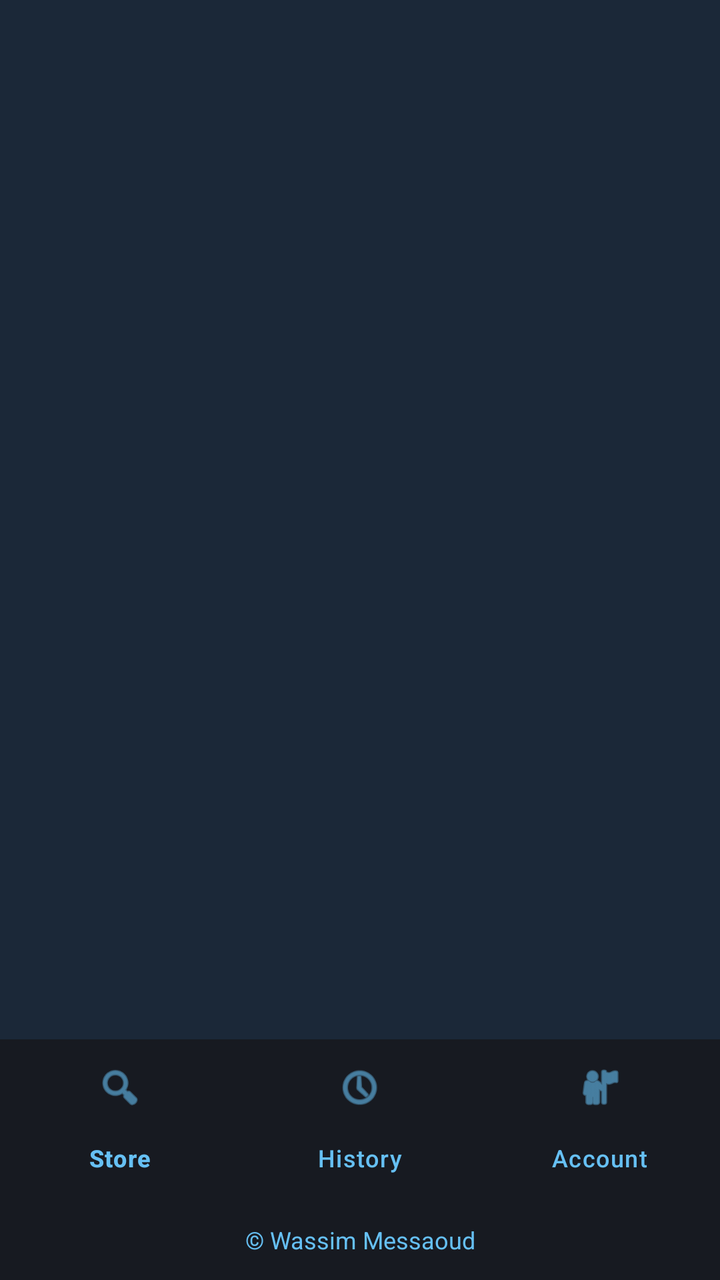
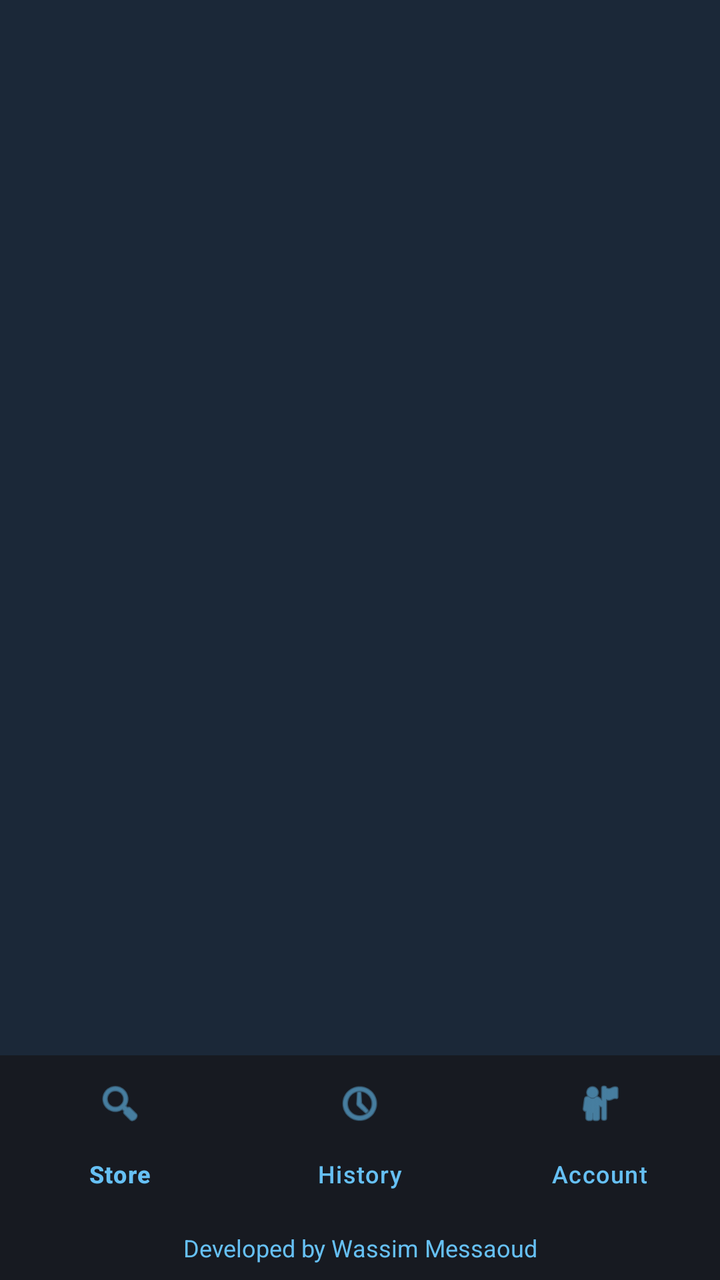

Two renders of the same Android screen: before a commit and after it. Below are the layout's source before the change and the commit's diff.
<!-- AndroidManifest.xml: application theme Theme.SteamApp -->
<!-- res/layout/activity_main.xml -->
<?xml version="1.0" encoding="utf-8"?>
<androidx.constraintlayout.widget.ConstraintLayout xmlns:android="http://schemas.android.com/apk/res/android"
    xmlns:app="http://schemas.android.com/apk/res-auto"
    xmlns:tools="http://schemas.android.com/tools"
    android:id="@+id/main"
    android:layout_width="match_parent"
    android:layout_height="match_parent"
    android:background="#1b2838"
    tools:context=".MainActivity">

    <FrameLayout
        android:id="@+id/fragment_container"
        android:layout_width="0dp"
        android:layout_height="0dp"
        app:layout_constraintTop_toTopOf="parent"
        app:layout_constraintBottom_toTopOf="@id/bottom_navigation"
        app:layout_constraintStart_toStartOf="parent"
        app:layout_constraintEnd_toEndOf="parent" />

    <com.google.android.material.bottomnavigation.BottomNavigationView
        android:id="@+id/bottom_navigation"
        android:layout_width="match_parent"
        android:layout_height="wrap_content"
        android:background="#171a21"
        app:itemIconTint="#66c0f4"
        app:itemTextColor="#66c0f4"
        app:menu="@menu/bottom_nav_menu"
        app:layout_constraintBottom_toTopOf="@id/footer" />

    <TextView
        android:id="@+id/footer"
        android:layout_width="match_parent"
        android:layout_height="wrap_content"
        android:text="© Wassim Messaoud"
        android:textColor="#66c0f4"
        android:textAlignment="center"
        android:padding="12dp"
        android:background="#171a21"
        android:textSize="12sp"
        app:layout_constraintBottom_toBottomOf="parent"
        app:layout_constraintStart_toStartOf="parent"
        app:layout_constraintEnd_toEndOf="parent" />

</androidx.constraintlayout.widget.ConstraintLayout>
<!-- resources referenced by this layout -->
<resources>
  <style name="Theme.SteamApp" parent="Base.Theme.SteamApp" />
  <style name="Base.Theme.SteamApp" parent="Theme.Material3.DayNight.NoActionBar">
          
          
      </style>
</resources>

<!-- the commit's change to res/layout/activity_main.xml (unified diff, before → after) -->
@@ -31,10 +31,10 @@
         android:id="@+id/footer"
         android:layout_width="match_parent"
         android:layout_height="wrap_content"
-        android:text="© Wassim Messaoud"
+        android:text="@string/footer_text"
         android:textColor="#66c0f4"
         android:textAlignment="center"
-        android:padding="12dp"
+        android:padding="8dp"
         android:background="#171a21"
         android:textSize="12sp"
         app:layout_constraintBottom_toBottomOf="parent"
<!-- resource entries referenced after the edit -->
@@ -1,5 +1,6 @@
 <!-- resources referenced by this layout -->
 <resources>
+  <string name="footer_text">Developed by Wassim Messaoud</string>
   <style name="Theme.SteamApp" parent="Base.Theme.SteamApp" />
   <style name="Base.Theme.SteamApp" parent="Theme.Material3.DayNight.NoActionBar">
           
